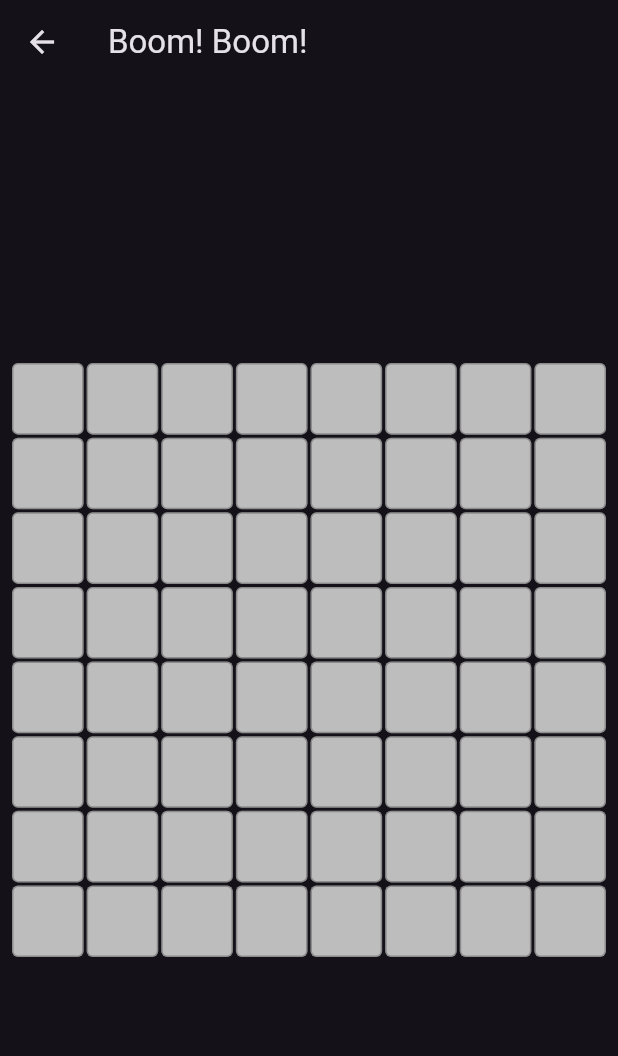
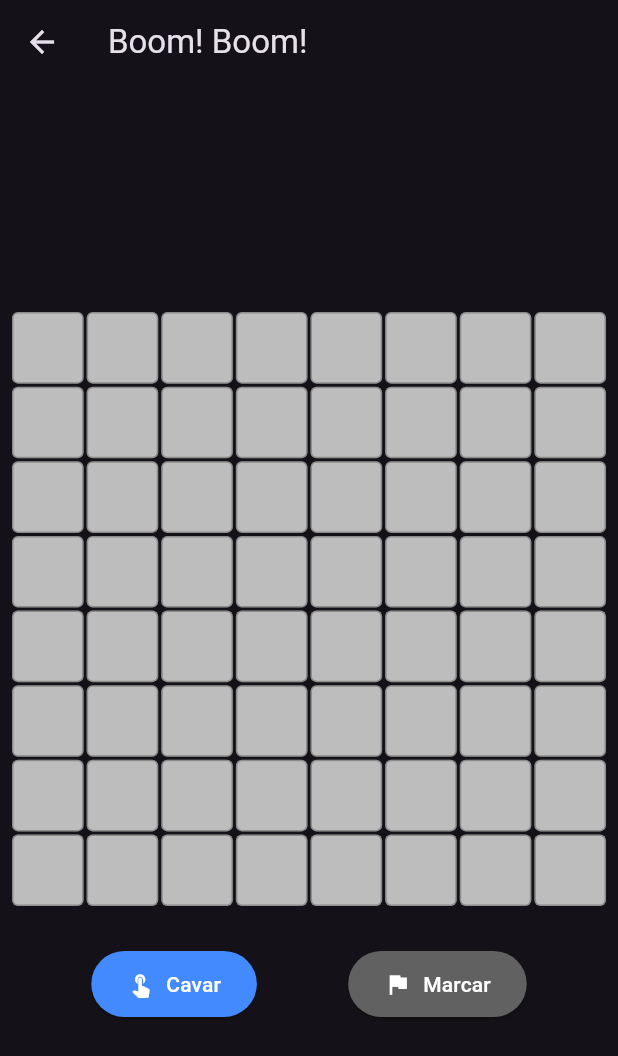
Before and after one commit to Gaffix/campominado, a Flutter app: the screen it shows after launch, after a tap on "Jogar", on a phone screen of 412 x 824 dp. Shown: the top 1056 px of the screen. Run offline on Flutter 3.47's test engine with Material 3 defaults, Android fonts, the phone set to English and light mode, and no system bars.

Commit message:
mudado botoes pra cavar e marcar bandeira

```diff
--- a/campominado/lib/main.dart
+++ b/campominado/lib/main.dart
@@ -163,6 +163,7 @@ class _TelaJogoState extends State<TelaJogo> {
   late List<List<bool>> marcado;
 
   bool fimDeJogo = false;
+  bool isModoCavar = true;
 
   @override
   void initState() {
@@ -177,17 +178,27 @@ class _TelaJogoState extends State<TelaJogo> {
       revelado = List.generate(campoSize, (_) => List.generate(campoSize, (_) => false));
       marcado = List.generate(campoSize, (_) => List.generate(campoSize, (_) => false));
       fimDeJogo = false;
+      isModoCavar = true;
     });
   }
 
   void _aoClicarCelula(int x, int y) {
     if (fimDeJogo) return;
-    if (marcado[x][y] || revelado[x][y]) return;
 
-    setState(() {
-      _revelarRecursivo(x, y);
-      _verificarFimDeJogo(x, y);
-    });
+    if (isModoCavar) {
+      if (marcado[x][y] || revelado[x][y]) return;
+
+      setState(() {
+        _revelarRecursivo(x, y);
+        _verificarFimDeJogo(x, y);
+      });
+    } else {
+      if (revelado[x][y]) return;
+
+      setState(() {
+        marcado[x][y] = !marcado[x][y];
+      });
+    }
   }
 
   void _revelarRecursivo(int x, int y) {
@@ -348,6 +359,34 @@ class _TelaJogoState extends State<TelaJogo> {
               ),
             ),
           ),
+
+          const SizedBox(height: 20),
+
+          Row(
+            mainAxisAlignment: MainAxisAlignment.spaceEvenly,
+            children: [
+              ElevatedButton.icon(
+                onPressed: () => setState(() => isModoCavar = true),
+                icon: const Icon(Icons.touch_app),
+                label: const Text('Cavar'),
+                style: ElevatedButton.styleFrom(
+                  backgroundColor: isModoCavar ? Colors.blueAccent : Colors.grey[700],
+                  foregroundColor: Colors.white,
+                  padding: const EdgeInsets.symmetric(horizontal: 24, vertical: 12),
+                ),
+              ),
+              ElevatedButton.icon(
+                onPressed: () => setState(() => isModoCavar = false),
+                icon: const Icon(Icons.flag),
+                label: const Text('Marcar'),
+                style: ElevatedButton.styleFrom(
+                  backgroundColor: !isModoCavar ? Colors.redAccent : Colors.grey[700],
+                  foregroundColor: Colors.white,
+                  padding: const EdgeInsets.symmetric(horizontal: 24, vertical: 12),
+                ),
+              ),
+            ],
+          ),
         ],
       ),
     );
```
Also changed, not shown: campominado/pubspec.lock.
